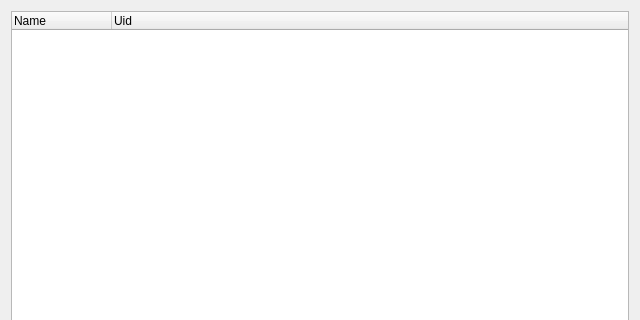
MultiMC/Launcher, file gui/dialogs/quickmod/QuickModRepoDialog.ui: the form before one commit; both pictures show x 0 to 640 and y 0 to 320 of the 640 by 480 pixel window.
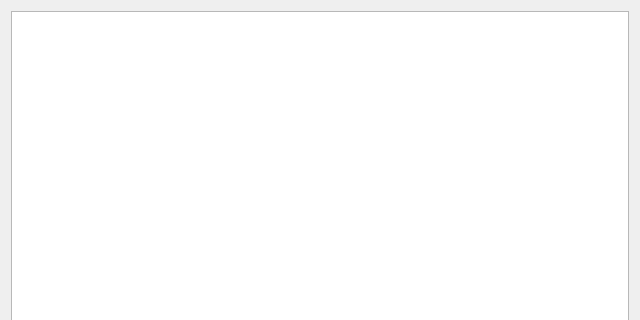
The form after the commit.

Commit message: Make QuickModIndexList a real model and finalize splitting it

```diff
--- a/gui/dialogs/quickmod/QuickModRepoDialog.ui
+++ b/gui/dialogs/quickmod/QuickModRepoDialog.ui
@@ -15,18 +15,7 @@
   </property>
   <layout class="QVBoxLayout" name="verticalLayout">
    <item>
-    <widget class="QTreeWidget" name="treeWidget">
-     <column>
-      <property name="text">
-       <string>Name</string>
-      </property>
-     </column>
-     <column>
-      <property name="text">
-       <string>Uid</string>
-      </property>
-     </column>
-    </widget>
+    <widget class="QTreeView" name="treeView"/>
    </item>
    <item>
     <layout class="QHBoxLayout" name="horizontalLayout">
```
The commit also changes 21 other files.
